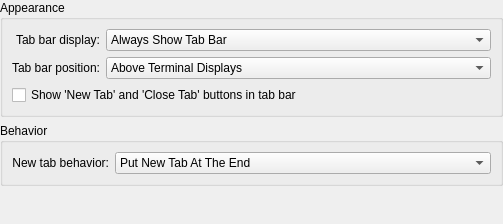
First picture: the form in src/settings/TabBarSettings.ui, repository KDE/konsole, before the edit.
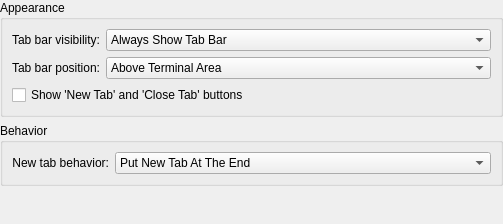
Second picture: the form after the edit. Custom widgets are drawn as their Qt base class.

Commit message:
Minor refinement of the global optins
  * Add more labels into konsole.kcfg
  * make the UI strings a little better(I hope so)

```diff
--- a/src/settings/TabBarSettings.ui
+++ b/src/settings/TabBarSettings.ui
@@ -23,7 +23,7 @@
       <item row="0" column="0">
        <widget class="QLabel" name="label_1">
         <property name="text">
-         <string>Tab bar display:</string>
+         <string>Tab bar visibility:</string>
         </property>
         <property name="alignment">
          <set>Qt::AlignRight|Qt::AlignTrailing|Qt::AlignVCenter</set>
@@ -75,7 +75,7 @@
         </property>
         <item>
          <property name="text">
-          <string>Above Terminal Displays</string>
+          <string>Above Terminal Area</string>
          </property>
         </item>
         <item>
@@ -88,7 +88,7 @@
       <item row="2" column="0" colspan="2">
        <widget class="QCheckBox" name="kcfg_ShowQuickButtons">
         <property name="text">
-         <string>Show 'New Tab' and 'Close Tab' buttons in tab bar</string>
+         <string>Show 'New Tab' and 'Close Tab' buttons</string>
         </property>
        </widget>
       </item>
```
Left out of the diff: 2 changed lines with no effect on the pictures. The commit also changes 1 other file.
